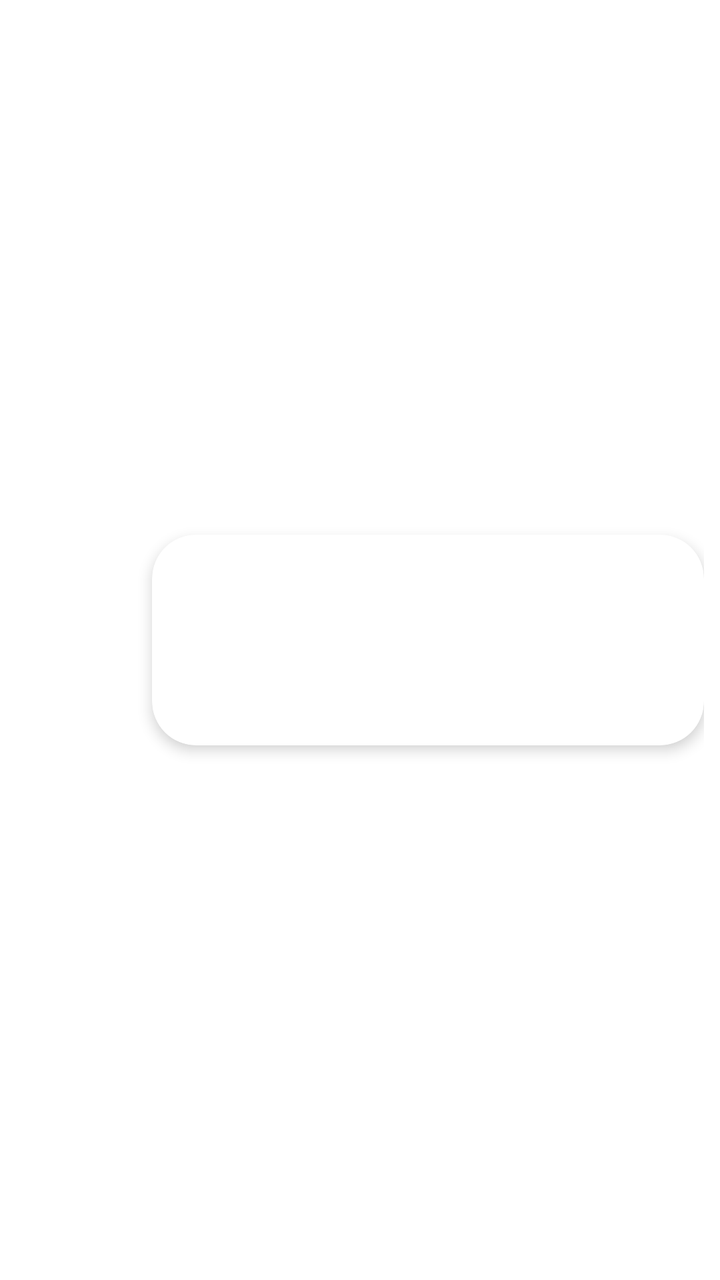
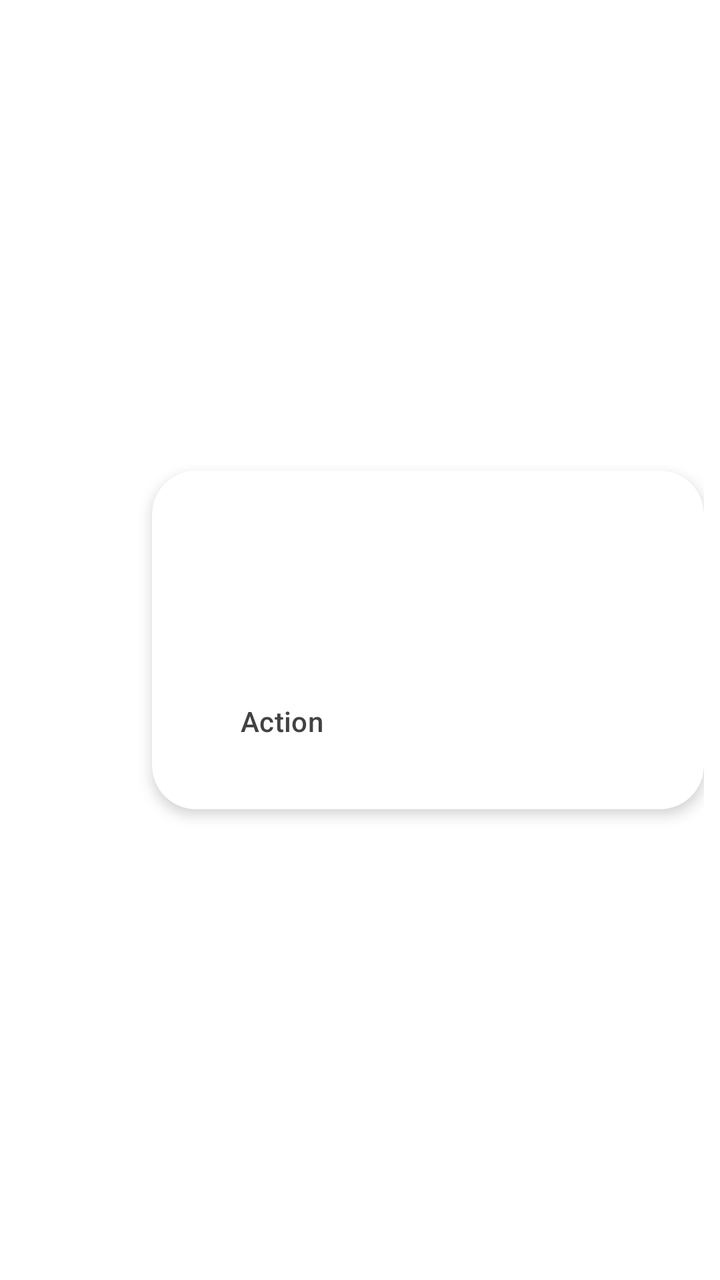

Two renders of the same Android screen: before a commit and after it. Below are the layout's source before the change and the commit's diff.
<!-- AndroidManifest.xml: application theme Base.Theme.Infosys1d -->
<!-- res/layout/calendar_item_event.xml -->
<?xml version="1.0" encoding="utf-8"?>
<LinearLayout
    xmlns:android="http://schemas.android.com/apk/res/android"
    xmlns:app="http://schemas.android.com/apk/res-auto"
    android:layout_width="match_parent"
    android:layout_height="wrap_content"
    android:orientation="horizontal"
    android:padding="8dp"
    android:gravity="center_vertical">

    
    <LinearLayout
        android:layout_width="60dp"
        android:layout_height="match_parent"
        android:orientation="vertical"
        android:gravity="center"
        android:layout_marginEnd="8dp">

        <TextView
            android:id="@+id/tvEventDay"
            android:layout_width="wrap_content"
            android:layout_height="wrap_content"
            android:textSize="28sp"
            android:textStyle="bold"
            android:textColor="@color/black"/>

        
        <TextView
            android:id="@+id/eventDayOfWeek"
            android:layout_width="wrap_content"
            android:layout_height="wrap_content"
            android:textSize="14sp"
            android:textColor="@color/black" />

        <TextView
            android:id="@+id/tvEventDayText"
            android:layout_width="wrap_content"
            android:layout_height="wrap_content"
            android:textSize="14sp"
            android:textColor="@color/black"/>
    </LinearLayout>

    
    <androidx.cardview.widget.CardView
        android:id="@+id/cardViewEvent"
        android:layout_width="0dp"
        android:layout_height="wrap_content"
        android:layout_weight="1"
        android:radius="16dp"
        app:cardCornerRadius="22dp"
        app:cardElevation="4dp"
        app:cardBackgroundColor="?attr/colorPrimary">

        <LinearLayout
            android:layout_width="match_parent"
            android:layout_height="wrap_content"
            android:orientation="vertical"
            android:padding="12dp">

            <TextView
                android:id="@+id/tvTitle"
                android:layout_width="wrap_content"
                android:layout_height="wrap_content"
                android:textSize="18sp"
                android:textStyle="bold"
                android:textColor="@color/black"/>

            <TextView
                android:id="@+id/tvDescription"
                android:layout_width="wrap_content"
                android:layout_height="wrap_content"
                android:textSize="14sp"
                android:textColor="@color/black"/>

            <TextView
                android:id="@+id/tvTime"
                android:layout_width="wrap_content"
                android:layout_height="wrap_content"
                android:textSize="14sp"
                android:textColor="@color/black"/>

            <TextView
                android:id="@+id/tvTags"
                android:layout_width="wrap_content"
                android:layout_height="wrap_content"
                android:textSize="14sp"
                android:textColor="@color/black"/>

        </LinearLayout>
    </androidx.cardview.widget.CardView>
</LinearLayout>
<!-- resources referenced by this layout -->
<resources>
  <color name="black">#FF000000</color>
  <style name="Base.Theme.Infosys1d" parent="Theme.Material3.DayNight.NoActionBar">
          
          
          <item name="colorPrimary">@color/colorPrimary</item>
          <item name="colorPrimaryVariant">@color/colorPrimaryVariant</item>
          <item name="colorOnPrimary">@color/textColorPrimary</item>
  
          <item name="colorSecondary">@color/colorAccent</item>
          <item name="colorOnSecondary">@android:color/white</item>
  
          
          <item name="android:statusBarColor">@color/colorPrimary</item>
          <item name="android:navigationBarColor">@color/colorPrimary</item>
  
          
          <item name="android:textColor">@color/textColorPrimary</item>
  
          
          <item name="android:windowBackground">@color/colorPrimary</item>
  
      </style>
  <color name="colorPrimary">#FFFFFF</color>
  <color name="colorPrimaryVariant">#F5F5F5</color>
  <color name="textColorPrimary">@color/dark_grey</color>
  <color name="colorAccent">@color/highlight_red</color>
  <color name="dark_grey">#424242</color>
  <color name="highlight_red">#FF526A</color>
</resources>

<!-- the commit's change to res/layout/calendar_item_event.xml (unified diff, before → after) -->
@@ -85,6 +85,12 @@
                 android:layout_height="wrap_content"
                 android:textSize="14sp"
                 android:textColor="@color/black"/>
+            <Button
+                android:id="@+id/btnAction"
+                android:layout_width="wrap_content"
+                android:layout_height="wrap_content"
+                android:layout_margin="8dp"
+                android:text="Action"/>
 
         </LinearLayout>
     </androidx.cardview.widget.CardView>
